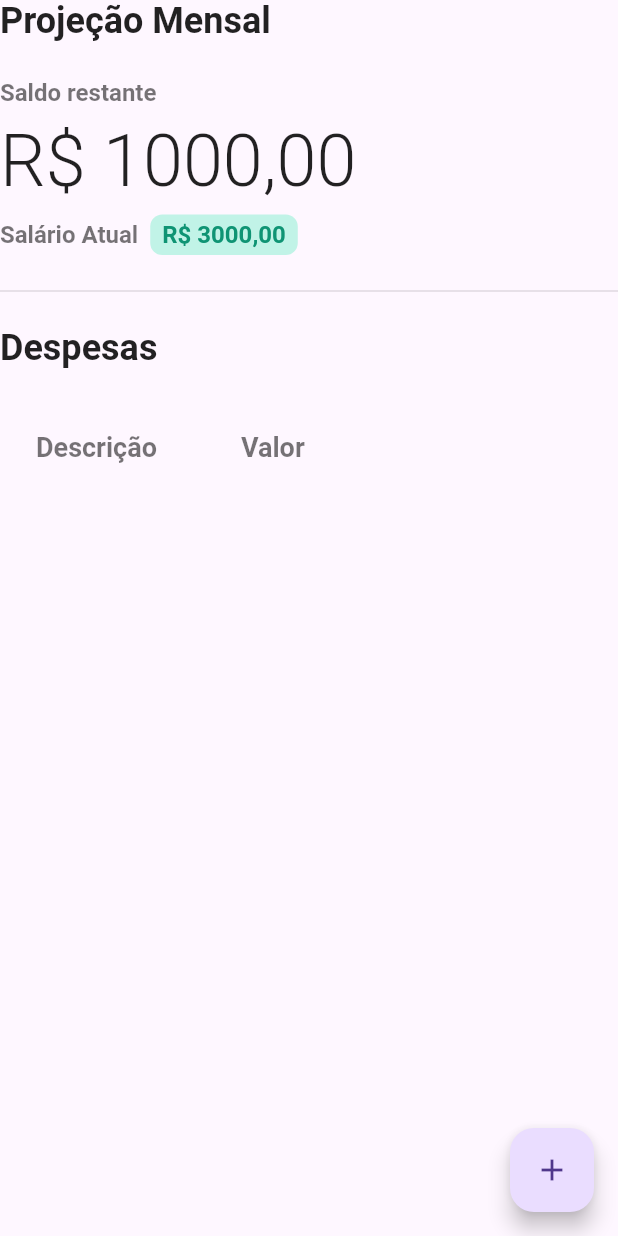
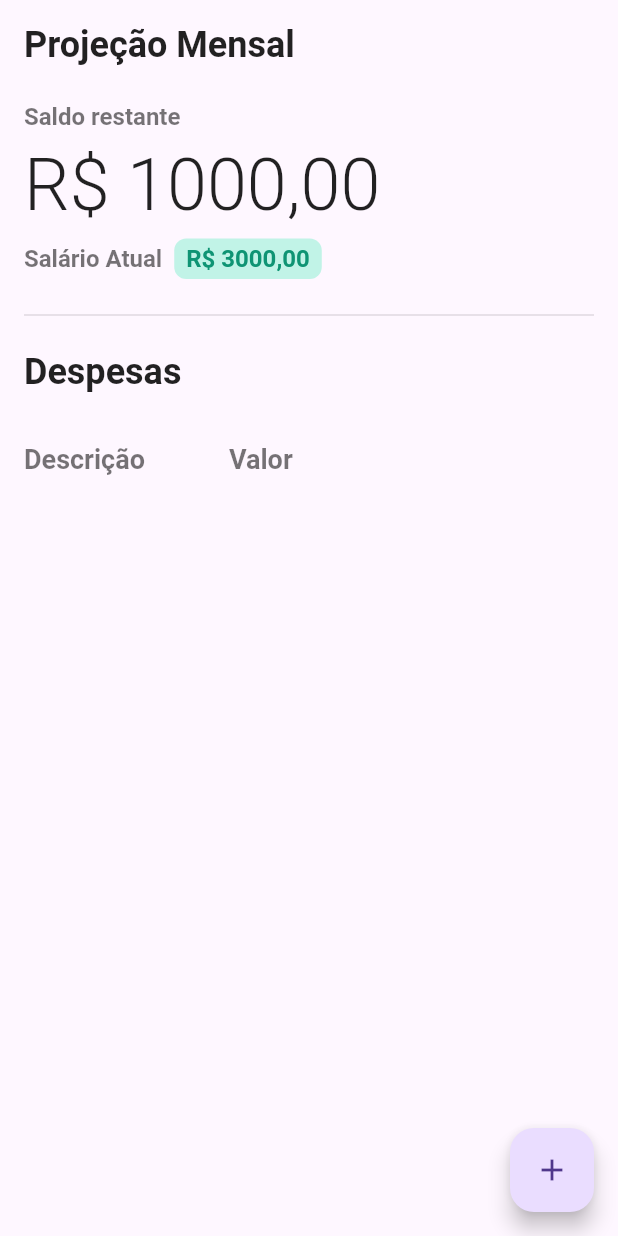
Before and after one commit to faelcjeronymo/organizador_financeiro, a Flutter app: the screen it shows after launch, on a phone screen of 412 x 824 dp. Run offline on Flutter 3.47's test engine with Material 3 defaults, Android fonts, the phone set to English and light mode, and no system bars.

Commit message:
expenses data table widget

```diff
--- /dev/null
+++ b/lib/ui/home/widgets/expenses_data_table.dart
@@ -0,0 +1,32 @@
+import 'package:flutter/material.dart';
+
+class ExpensesDataTable extends StatefulWidget {
+  const ExpensesDataTable({super.key});
+
+  @override
+  State<ExpensesDataTable> createState() => _ExpensesDataTableState();
+}
+
+class _ExpensesDataTableState extends State<ExpensesDataTable> {
+  @override
+  Widget build(BuildContext context) {
+    return SingleChildScrollView(
+      child: DataTable(
+        horizontalMargin: 0.0,
+        headingTextStyle: const TextStyle(
+          fontSize: 18.0,
+          color: Colors.black54,
+        ),
+        columns: const <DataColumn>[
+          DataColumn(
+            label: Expanded(child: Text('Descrição')),
+          ),
+          DataColumn(
+            label: Text('Valor'),
+          ),
+        ],
+        rows: <DataRow>[],
+      ),
+    );
+  }
+}
--- a/lib/ui/home/widgets/home_screen.dart
+++ b/lib/ui/home/widgets/home_screen.dart
@@ -1,4 +1,5 @@
 import 'package:flutter/material.dart';
+import 'package:organizador_financeiro/ui/home/widgets/expenses_data_table.dart';
 
 class HomeScreen extends StatefulWidget {
   const HomeScreen({super.key});
@@ -11,7 +12,9 @@ class _HomeScreenState extends State<HomeScreen> {
   @override
   Widget build(BuildContext context) {
     return Scaffold(
-      body: SafeArea(
+      body: Padding(
+        padding: const EdgeInsets.all(16.0),
+        child: SafeArea(
           child: DefaultTextStyle(
             style: const TextStyle(
                 color: Colors.black87,
@@ -91,32 +94,17 @@ class _HomeScreenState extends State<HomeScreen> {
                   crossAxisAlignment: CrossAxisAlignment.start,
                   children: [
                     Container(
-                    margin: const EdgeInsets.only(bottom: 24.0),
+                      margin: const EdgeInsets.only(bottom: 16.0),
                       child: const Text(
                         'Despesas',
                         style: TextStyle(fontSize: 24.0),
                       ),
                     ),
-                  SingleChildScrollView(
-                    child: DataTable(
-                      headingTextStyle: const TextStyle(
-                        fontSize: 18.0,
-                        color: Colors.black54,
-                      ),
-                      columns: const <DataColumn>[
-                        DataColumn(
-                          label: Expanded(child: Text('Descrição')),
-                        ),
-                        DataColumn(
-                          label: Expanded(child: Text('Valor')),
-                        ),
-                      ],
-                      rows: <DataRow>[],
-                    ),
-                  )
+                    ExpensesDataTable()
                   ],
                 ),
               ],
+            ),
           ),
         ),
       ), //TODO: Create home page body
```
Lines whose indentation alone changed are shown as unchanged.
